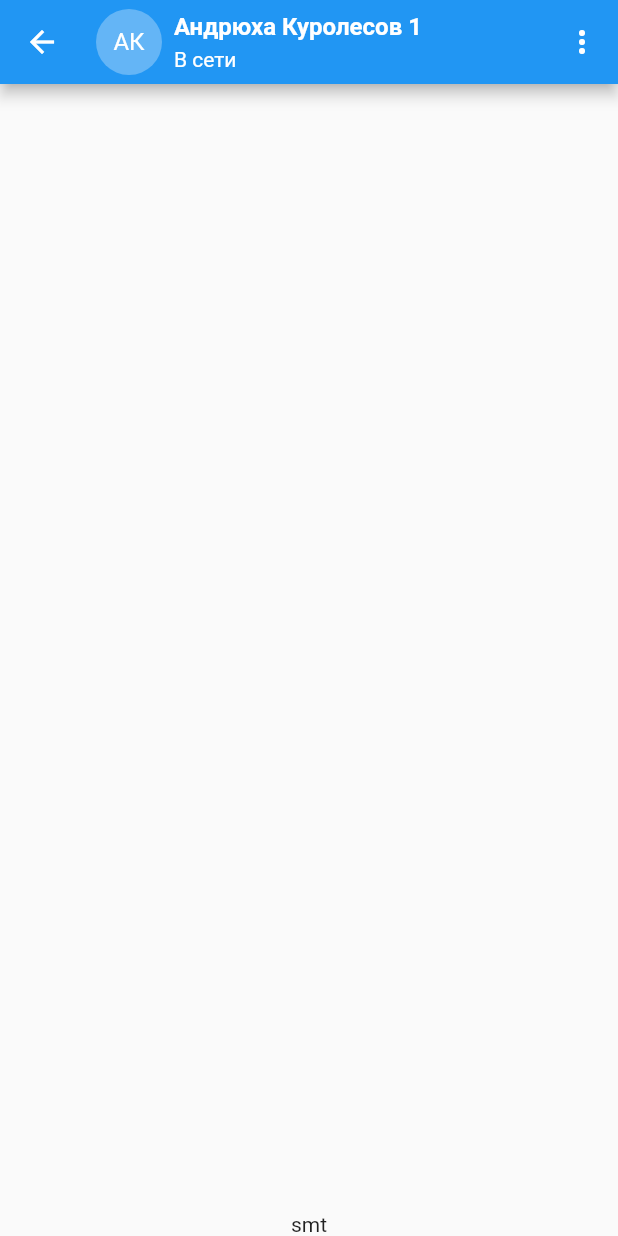
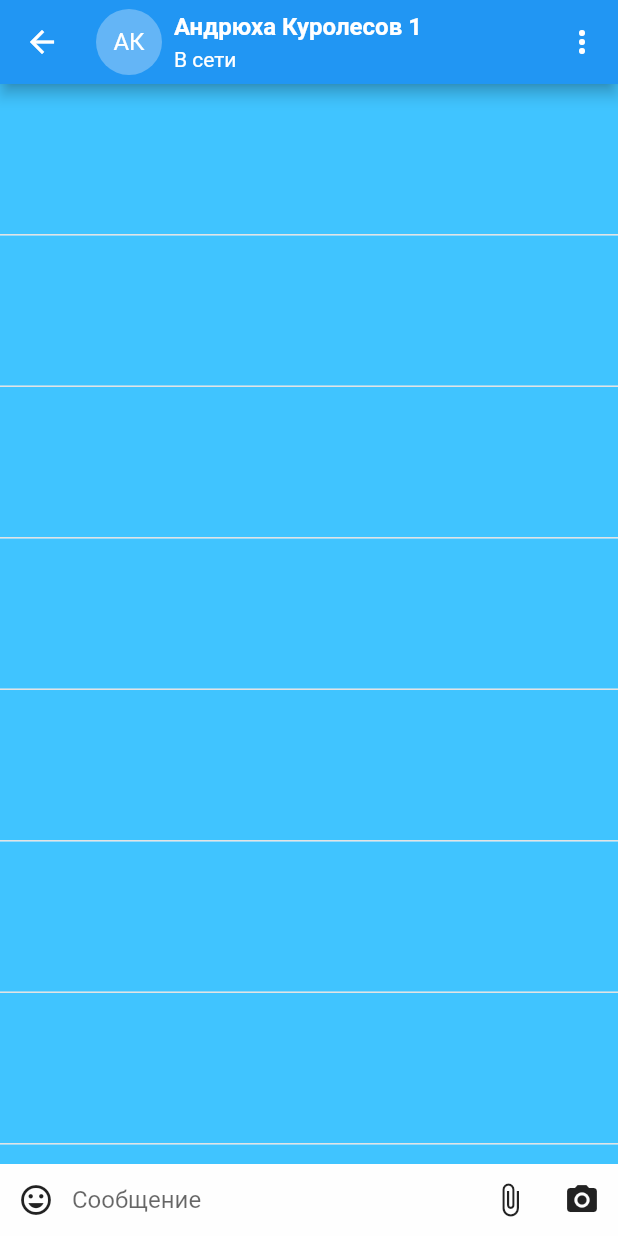
Before and after one commit to UsatovDenisWH/flu_chat, a Flutter app: the screen it shows after launch, after a tap on "АК", on a phone screen of 412 x 824 dp. Run offline on Flutter 3.47's test engine with Material 2 defaults, Android fonts, the phone set to English and light mode, and no system bars.

Commit message:
UI message list modifications

```diff
--- /dev/null
+++ b/lib/ui/message_list/message_list_item.dart
@@ -0,0 +1,11 @@
+
+import 'package:flutter/material.dart';
+
+class MessageListItem extends StatelessWidget {
+  @override
+  Widget build(BuildContext context) => Container(
+      height: 100.0,
+      color: Colors.lightBlueAccent,
+    );
+
+}
--- a/lib/ui/message_list/message_list_route.dart
+++ b/lib/ui/message_list/message_list_route.dart
@@ -1,4 +1,5 @@
 import 'package:fluchat/models/chat_item.dart';
+import 'package:fluchat/ui/message_list/message_list_item.dart';
 import 'package:flutter/material.dart';
 
 class MessageListRoute extends StatelessWidget {
@@ -10,12 +11,11 @@ class MessageListRoute extends StatelessWidget {
     if (chatItem.isOnline) {
       titleSubscription = "В сети";
     } else {
-      // TODO change "chatItem.lastMessageDate" on "user.lastSeen"
+      // TODO replace "chatItem.lastMessageDate" with "user.lastSeen"
       titleSubscription = "был: ${chatItem.lastMessageDate}";
     }
 
-    return Scaffold(
-      appBar: AppBar(
+    AppBar _appBar = AppBar(
         titleSpacing: 0.0,
         title: Padding(
           padding: EdgeInsets.all(8.0),
@@ -43,8 +43,8 @@ class MessageListRoute extends StatelessWidget {
                 children: <Widget>[
                   Text(
                     chatItem.title,
-                      style: TextStyle(
-                          fontWeight: FontWeight.bold, fontSize: 16.0),
+                    style:
+                        TextStyle(fontWeight: FontWeight.bold, fontSize: 16.0),
                   ),
                   SizedBox(height: 4.0),
                   Text(
@@ -59,8 +59,61 @@ class MessageListRoute extends StatelessWidget {
         ),
         actions: <Widget>[
           PopupMenuButton(itemBuilder: (BuildContext context) {}),
-          ]),
-      body: Stack(
+        ]);
+
+    Widget _body = SafeArea(
+      child: Column(
+        children: <Widget>[
+          Expanded(
+            child: ListView.separated(
+                padding: EdgeInsets.all(0),
+                itemCount: 10,
+                itemBuilder: (BuildContext context, int index) =>
+                    MessageListItem(),
+                separatorBuilder: (BuildContext context, int index) =>
+                    const Divider(height: 1)),
+          ),
+          Container(
+            height: 48.0,
+            color: Colors.white70,
+            child: Row(
+              children: <Widget>[
+                IconButton(
+                  icon: Icon(Icons.tag_faces),
+                  onPressed: () {
+                    print("emodzi pressed");
+                  },
+                ),
+                Expanded(
+                  child: TextField(
+                    decoration: InputDecoration(
+                        border: InputBorder.none,
+                        hintText: "Сообщение"),
+                  ),
+                ),
+                IconButton(
+                  icon: Icon(Icons.attach_file),
+                  onPressed: () {
+                    print("emodzi pressed");
+                  },
+                ),
+                IconButton(
+                  icon: Icon(Icons.camera_alt),
+                  onPressed: () {
+                    print("emodzi pressed");
+                  },
+                ),
+              ],
+            ),
+          ),
+        ],
+      ),
+    );
+
+    return Scaffold(
+      appBar: _appBar,
+      body: _body,
+      /*Stack(
         children: <Widget>[
           Column(
             children: <Widget>[
@@ -77,7 +130,7 @@ class MessageListRoute extends StatelessWidget {
             ],
           ),
         ],
-      ),
+      ),*/
     );
   }
 }
```
Lines whose indentation alone changed are shown as unchanged.
